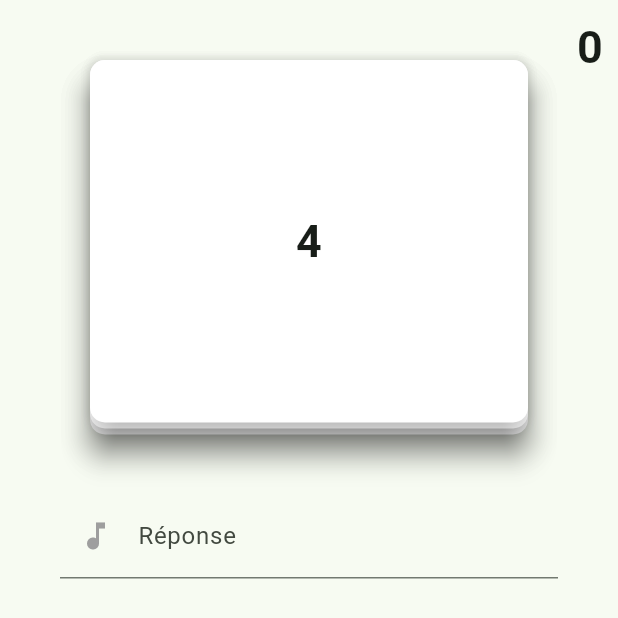
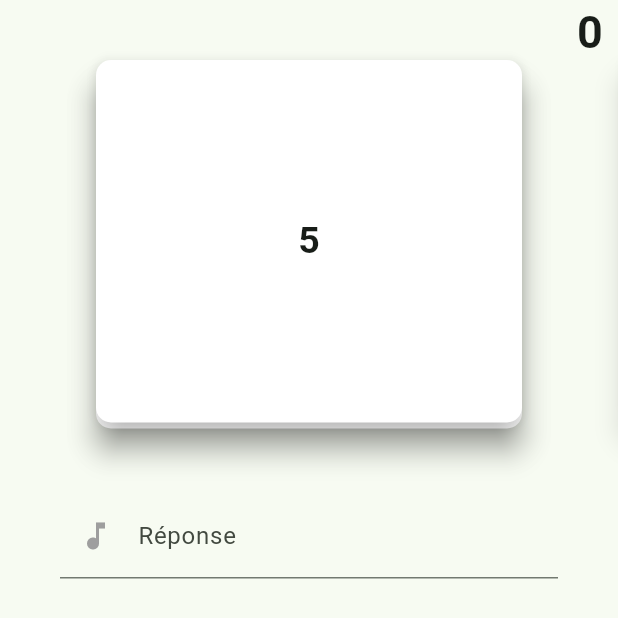
Before and after one commit to TessLry/spotiquiz, a Flutter app: the screen it shows after launch, after a tap on the "play arrow" icon, on a phone screen of 412 x 824 dp. Shown: the top 618 px of the screen. Run offline on Flutter 3.47's test engine with Material 3 defaults, Android fonts, the phone set to English and light mode, and no system bars; drawn by our look-alikes of flutter_animate; our stand-ins replace audioplayers, flutter_bloc, lottie; missing offline and left inert: dart:ffi.

Commit message:
Ajout animation

```diff
--- a/lib/ui/screens/game.dart
+++ b/lib/ui/screens/game.dart
@@ -1,11 +1,14 @@
 import 'dart:async';
+import 'dart:ffi';
 
 import 'package:audioplayers/audioplayers.dart';
 import 'package:flutter/material.dart';
+import 'package:flutter_animate/flutter_animate.dart';
 import 'package:flutter_bloc/flutter_bloc.dart';
 import 'package:lottie/lottie.dart';
 import 'package:spotiquiz/bloc/track_cubit.dart';
 import 'package:spotiquiz/models/track.dart';
+import 'package:spotiquiz/utils/colors.dart';
 
 class Game extends StatefulWidget {
   const Game({super.key});
@@ -14,11 +17,13 @@ class Game extends StatefulWidget {
   State<Game> createState() => _GameState();
 }
 
-class _GameState extends State<Game> {
+class _GameState extends State<Game> with TickerProviderStateMixin {
   String _answer = "";
   int _timeLeft = 5;
   int _score = 0;
   List<Track> _autoCompleteTracks = [];
+  Timer? _timer;
+  AnimationController? _animationController;
   final TextEditingController _textFieldController = TextEditingController();
 
   AudioPlayer audioPlayer = AudioPlayer();
@@ -28,10 +33,12 @@ class _GameState extends State<Game> {
   }
 
   void _startCountDown() {
-    Timer.periodic(const Duration(seconds: 1), (timer) {
+    _timer = Timer.periodic(const Duration(seconds: 1), (timer) {
       setState(() {
         if (_timeLeft > 0) {
           _timeLeft--;
+          _animationController?.reset();
+          _animationController?.forward();
         } else {
           timer.cancel();
           startGame();
@@ -75,9 +82,22 @@ class _GameState extends State<Game> {
   void initState() {
     super.initState();
 
+    _animationController = AnimationController(
+      vsync: this,
+    );
+
     WidgetsBinding.instance.addPostFrameCallback((_) {
       _startCountDown();
     });
+  }
+
+  @override
+  void dispose() {
+    audioPlayer.dispose();
+    _timer?.cancel();
+    _animationController?.dispose();
+
+    super.dispose();
   }
 
   @override
@@ -97,34 +117,48 @@ class _GameState extends State<Game> {
                   children: [
                     ...tracks.map((track) {
                       int index = tracks.indexOf(track);
-                      return Positioned(
-                        top: 0,
-                        left: 0,
-                        right: 0,
-                        bottom: index * 4.0,
+                      return AnimatedPositioned(
+                        duration: const Duration(milliseconds: 400),
+                        width: MediaQuery.of(context).size.width - 120,
+                        height: MediaQuery.of(context).size.height * 0.4 - 80,
+                        left: index != tracks.length - 1
+                            ? 60
+                            : MediaQuery.of(context).size.width,
+                        bottom: index * 4.0 + 40,
                         child: Card(
                             elevation: 8,
                             color: Colors.white,
                             shape: RoundedRectangleBorder(
                                 borderRadius: BorderRadius.circular(10)),
-                            margin: const EdgeInsets.only(
-                                top: 40, left: 60, right: 60, bottom: 40),
                             child: _timeLeft <= 0
-                                ? Lottie.asset("assets/music_playing.json")
+                                ? ScaleTransition(
+                                    scale: _animationController!
+                                        .drive(Tween<double>(
+                                      begin: 0.0,
+                                      end: 1.0,
+                                    )),
+                                    child: Lottie.asset(
+                                        'assets/music_playing.json'),
+                                  )
                                 : Center(
                                     child: Text(
-                                      _timeLeft.toString(),
-                                      style: const TextStyle(
-                                        fontSize: 30,
-                                        fontWeight: FontWeight.bold,
-                                      ),
+                                    _timeLeft.toString(),
+                                    style: TextStyle(
+                                      fontSize: 50 - _timeLeft * 5,
+                                      fontWeight: FontWeight.bold,
                                     ),
-                                  )),
+                                  )
+                                        .animate(
+                                            controller: _animationController)
+                                        .fadeIn()
+                                        .slideY()
+                                        .then()
+                                        .shake())),
                       );
                     }).toList(),
                     Positioned(
                         right: 10,
-                        top: 10,
+                        top: 0,
                         child: Text(_score.toString(),
                             style: const TextStyle(
                               fontSize: 30,
--- a/pubspec.yaml
+++ b/pubspec.yaml
@@ -40,6 +40,7 @@ dependencies:
   shared_preferences: ^2.2.2
   audioplayers: ^5.2.1
   lottie: ^2.7.0
+  flutter_animate: ^4.3.0
 
 dev_dependencies:
   flutter_test:
```
Also changed, not shown: pubspec.lock.
